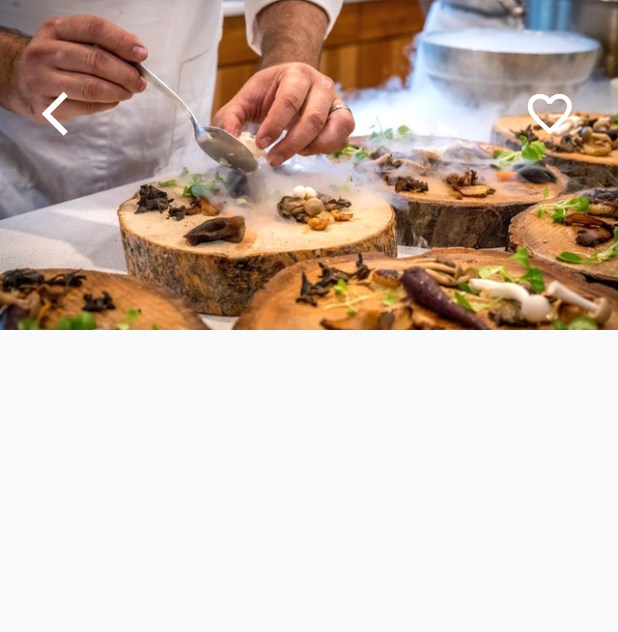
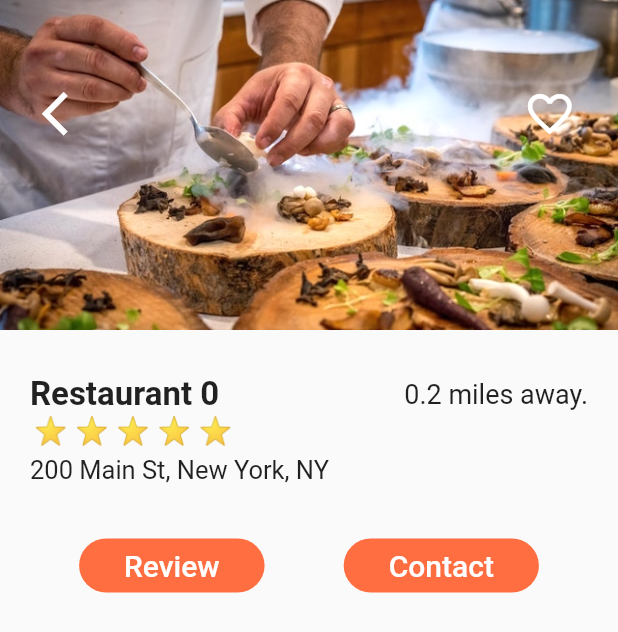
Before and after one commit to ibtehajraza/Flutter_food_delivery_app_UI, a Flutter app: the screen it shows after launch, after a tap on "Restaurant 0", on a phone screen of 412 x 824 dp. Shown: the top 632 px of the screen. Run offline on Flutter 3.47's test engine with Material 2 defaults, Android fonts, the light colour scheme and no system bars.

Commit message:
Added Some details and buttons in  Restaurent detail Screen.

```diff
--- a/lib/screens/restaurant_screen.dart
+++ b/lib/screens/restaurant_screen.dart
@@ -1,4 +1,5 @@
 import 'package:flutter/material.dart';
+import 'package:flutter_food_delivery_ui/widgets/rating_stars.dart';
 
 import '../models/restaurant.dart';
 
@@ -53,6 +54,80 @@ class _RestaurantScreenState extends State<RestaurantScreen> {
               ),
             ],
           ),
+          Padding(
+            padding: EdgeInsets.symmetric(
+              horizontal: 20.0,
+              vertical: 30.0,
+            ),
+            child: Column(
+              crossAxisAlignment: CrossAxisAlignment.start,
+              children: <Widget>[
+                Row(
+                  mainAxisAlignment: MainAxisAlignment.spaceBetween,
+                  children: <Widget>[
+                    Text(
+                      widget.restaurant.name,
+                      style: TextStyle(
+                        fontSize: 22.0,
+                        fontWeight: FontWeight.w600,
+                      ),
+                    ),
+                    Text(
+                      '0.2 miles away.',
+                      style: TextStyle(
+                        fontSize: 18.0,
+                      ),
+                    )
+                  ],
+                ),
+                // Geting Ratting stars from before buit widget.
+                RatingStars(widget.restaurant.rating),
+                SizedBox(
+                  height: 6.0,
+                ),
+                Text(
+                  widget.restaurant.address,
+                  style: TextStyle(fontSize: 17.0),
+                ),
+              ],
+            ),
+          ),
+          Row(
+            mainAxisAlignment: MainAxisAlignment.spaceEvenly,
+            children: <Widget>[
+              FlatButton(
+                onPressed: () {},
+                padding: EdgeInsets.symmetric(horizontal: 30.0),
+                color: Theme.of(context).primaryColor,
+                shape: RoundedRectangleBorder(
+                  borderRadius: BorderRadius.circular(30.0),
+                ),
+                child: Text(
+                  'Review',
+                  style: TextStyle(
+                    fontSize: 20.0,
+                    color: Colors.white,
+                  ),
+                ),
+              ),
+
+              FlatButton(
+                onPressed: () {},
+                padding: EdgeInsets.symmetric(horizontal: 30.0),
+                color: Theme.of(context).primaryColor,
+                shape: RoundedRectangleBorder(
+                  borderRadius: BorderRadius.circular(30.0),
+                ),
+                child: Text(
+                  'Contact',
+                  style: TextStyle(
+                    fontSize: 20.0,
+                    color: Colors.white,
+                  ),
+                ),
+              ),
+            ],
+          )
         ],
       ),
     );
```
